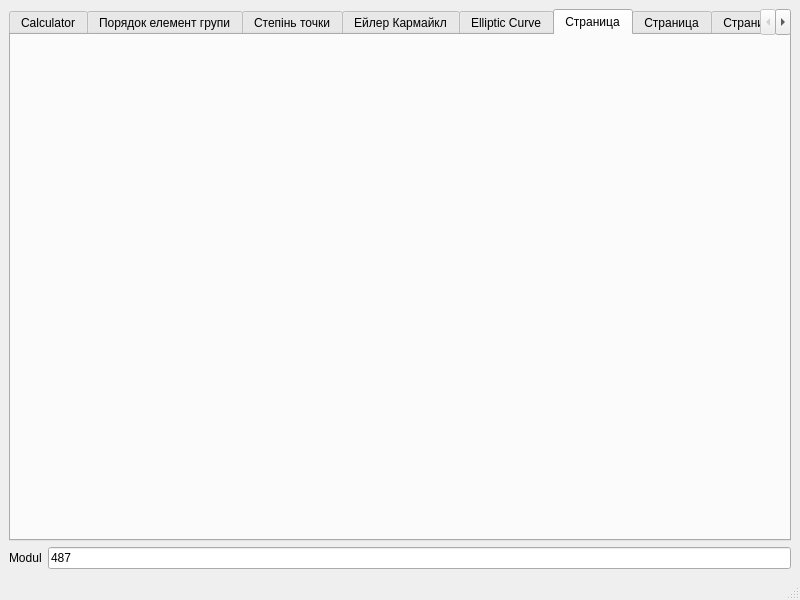
alekseykondus/LabGeneralAlgebra, file LabGA_UI/mainwindow.ui: the form before one commit.
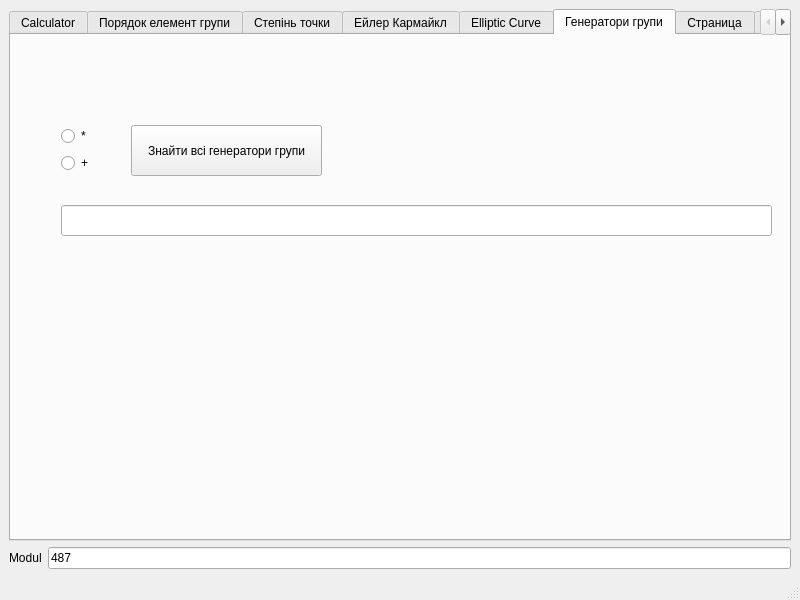
The form after the commit. The open tabs and pages were chosen to show the change.

```diff
--- a/LabGA_UI/mainwindow.ui
+++ b/LabGA_UI/mainwindow.ui
@@ -668,8 +668,70 @@
       </widget>
       <widget class="QWidget" name="tab_6">
        <attribute name="title">
-        <string>Страница</string>
+        <string>Генератори групи</string>
        </attribute>
+       <widget class="QPushButton" name="pushButton_3">
+        <property name="geometry">
+         <rect>
+          <x>120</x>
+          <y>90</y>
+          <width>191</width>
+          <height>51</height>
+         </rect>
+        </property>
+        <property name="text">
+         <string>Знайти всі генератори групи</string>
+        </property>
+       </widget>
+       <widget class="QLineEdit" name="lineEdit_7">
+        <property name="geometry">
+         <rect>
+          <x>50</x>
+          <y>170</y>
+          <width>711</width>
+          <height>31</height>
+         </rect>
+        </property>
+       </widget>
+       <widget class="QLabel" name="label_23">
+        <property name="geometry">
+         <rect>
+          <x>60</x>
+          <y>240</y>
+          <width>701</width>
+          <height>71</height>
+         </rect>
+        </property>
+        <property name="text">
+         <string/>
+        </property>
+       </widget>
+       <widget class="QWidget" name="">
+        <property name="geometry">
+         <rect>
+          <x>50</x>
+          <y>90</y>
+          <width>37</width>
+          <height>49</height>
+         </rect>
+        </property>
+        <layout class="QVBoxLayout" name="verticalLayout">
+         <item>
+          <widget class="QRadioButton" name="radioButton_2">
+           <property name="text">
+            <string>*</string>
+           </property>
+          </widget>
+         </item>
+         <item>
+          <widget class="QRadioButton" name="radioButton">
+           <property name="text">
+            <string>+</string>
+           </property>
+          </widget>
+         </item>
+        </layout>
+       </widget>
       </widget>
       <widget class="QWidget" name="tab_7">
        <attribute name="title">
```
Left out of the diff: 16 changed lines with no effect on the pictures.
